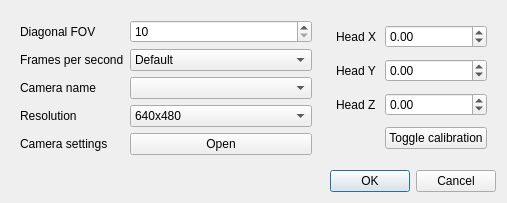
Qt form tracker-aruco/aruco-trackercontrols.ui (opentrack/opentrack) before a commit.
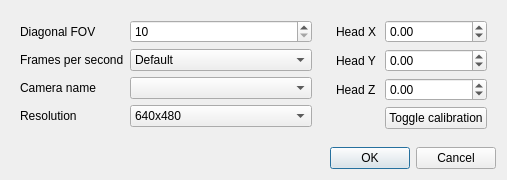
The same form after that commit.

Commit message:
tracker/{aruco,pt}: remove camera settings button
It's broken and users complain on the issue tracker.

Also fix tab stops.

```diff
--- a/tracker-aruco/aruco-trackercontrols.ui
+++ b/tracker-aruco/aruco-trackercontrols.ui
@@ -10,7 +10,7 @@
     <x>0</x>
     <y>0</y>
     <width>485</width>
-    <height>202</height>
+    <height>180</height>
    </rect>
   </property>
   <property name="sizePolicy">
@@ -141,20 +141,6 @@
         </property>
        </widget>
       </item>
-      <item row="4" column="0">
-       <widget class="QLabel" name="label_6">
-        <property name="text">
-         <string>Camera settings</string>
-        </property>
-       </widget>
-      </item>
-      <item row="4" column="1">
-       <widget class="QPushButton" name="camera_settings">
-        <property name="text">
-         <string>Open</string>
-        </property>
-       </widget>
-      </item>
       <item row="0" column="1">
        <widget class="QSpinBox" name="cameraFOV">
         <property name="sizePolicy">
@@ -174,6 +160,19 @@
         </property>
        </widget>
       </item>
+      <item row="4" column="1">
+       <spacer name="verticalSpacer">
+        <property name="orientation">
+         <enum>Qt::Vertical</enum>
+        </property>
+        <property name="sizeHint" stdset="0">
+         <size>
+          <width>20</width>
+          <height>0</height>
+         </size>
+        </property>
+       </spacer>
+      </item>
      </layout>
     </widget>
    </item>
```
Left out of the diff: 52 changed lines with no effect on the pictures. The commit also changes 8 other files.
